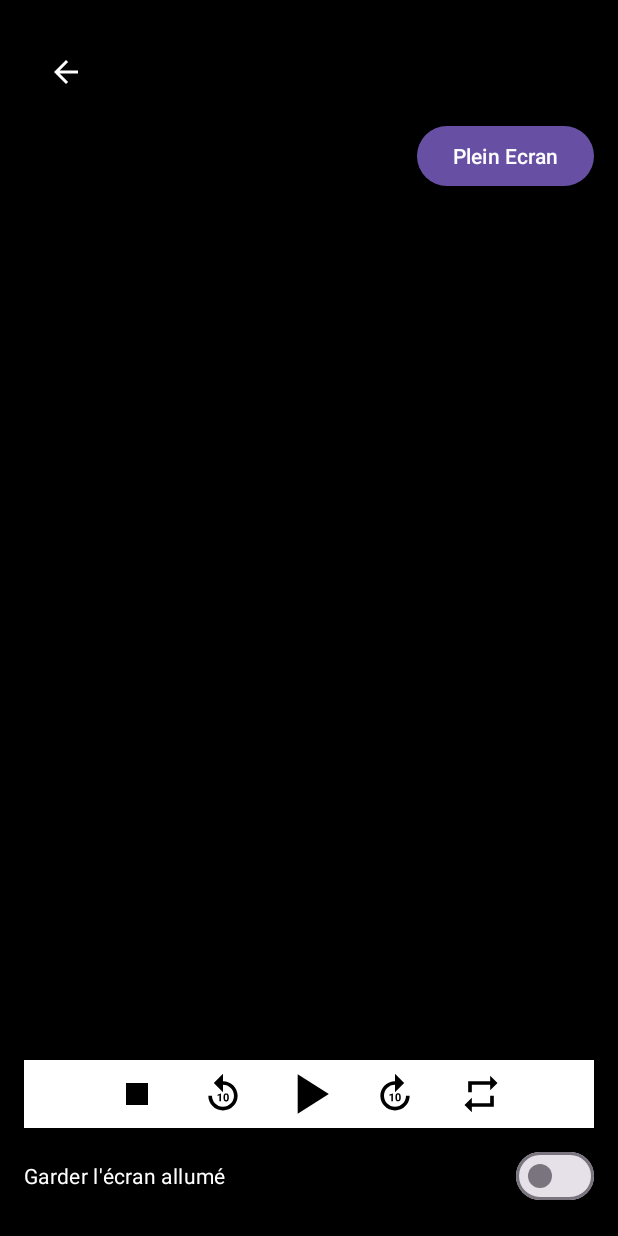
After one commit to Stephane-Waren/Projet_2-Native_2, an Android app: the LecteurActivity screen opened directly, with no data from a screen before it, on a phone screen of 412 x 824 dp. The commit adds this screen. Run offline under Robolectric (Android 15) with nearby library versions, the phone set to English and light mode, and no system bars.

Commit message:
Ajout du lecteur video et remise 1

```diff
--- a/app/build.gradle.kts
+++ b/app/build.gradle.kts
@@ -37,6 +37,7 @@ dependencies {
     implementation(libs.appcompat)
     implementation(libs.constraintlayout)
     implementation(libs.material)
+    implementation(libs.media3.ui)
     testImplementation(libs.junit)
     androidTestImplementation(libs.espresso.core)
     androidTestImplementation(libs.ext.junit)
--- a/app/src/main/AndroidManifest.xml
+++ b/app/src/main/AndroidManifest.xml
@@ -27,6 +27,9 @@
                 <category android:name="android.intent.category.LAUNCHER" />
             </intent-filter>
         </activity>
+        <activity android:name=".LecteurActivity">
+
+        </activity>
     </application>
 
 </manifest>
--- /dev/null
+++ b/app/src/main/java/com/example/projet_2/LecteurActivity.java
@@ -0,0 +1,19 @@
+package com.example.projet_2;
+
+import android.os.Bundle;
+
+import androidx.annotation.Nullable;
+import androidx.appcompat.app.AppCompatActivity;
+
+import com.google.android.material.appbar.MaterialToolbar;
+
+public class LecteurActivity extends AppCompatActivity {
+    @Override
+    protected void onCreate(@Nullable Bundle savedInstanceState) {
+        super.onCreate(savedInstanceState);
+        setContentView(R.layout.lecteur);
+        MaterialToolbar toolbar = findViewById(R.id.toolbarLecteur);
+        toolbar.setTitle(getIntent().getStringExtra("nom"));
+        toolbar.setNavigationOnClickListener(v -> finish());
+    }
+}
--- a/app/src/main/java/com/example/projet_2/MediaAdapter.java
+++ b/app/src/main/java/com/example/projet_2/MediaAdapter.java
@@ -1,6 +1,7 @@
 package com.example.projet_2;
 
 import android.content.ContentResolver;
+import android.content.Intent;
 import android.graphics.Bitmap;
 import android.view.LayoutInflater;
 import android.view.View;
@@ -63,6 +64,12 @@ public class MediaAdapter extends RecyclerView.Adapter<RecyclerView.ViewHolder>
 
             }
         }
+        holder.itemView.setOnClickListener(v -> {
+            Intent intent = new Intent(v.getContext(), LecteurActivity.class);
+            intent.putExtra("uri", media.getUri().toString());
+            intent.putExtra("nom", media.getNom());
+            v.getContext().startActivity(intent);
+        });
     }
 
     @Override
--- /dev/null
+++ b/app/src/main/res/drawable/baseline_forward_10_24.xml
@@ -0,0 +1,24 @@
+<!--
+  ~ Copyright (C) 2026 The Android Open Source Project
+  ~
+  ~ Licensed under the Apache License, Version 2.0 (the "License");
+  ~ you may not use this file except in compliance with the License.
+  ~ You may obtain a copy of the License at
+  ~
+  ~      http://www.apache.org/licenses/LICENSE-2.0
+  ~
+  ~ Unless required by applicable law or agreed to in writing, software
+  ~ distributed under the License is distributed on an "AS IS" BASIS,
+  ~ WITHOUT WARRANTIES OR CONDITIONS OF ANY KIND, either express or implied.
+  ~ See the License for the specific language governing permissions and
+  ~ limitations under the License.
+  -->
+<vector xmlns:android="http://schemas.android.com/apk/res/android" android:height="24dp" android:tint="#000000" android:viewportHeight="24" android:viewportWidth="24" android:width="24dp">
+
+    <path android:fillColor="@android:color/white" android:pathData="M18,13c0,3.31 -2.69,6 -6,6s-6,-2.69 -6,-6s2.69,-6 6,-6v4l5,-5l-5,-5v4c-4.42,0 -8,3.58 -8,8c0,4.42 3.58,8 8,8s8,-3.58 8,-8H18z"/>
+
+    <path android:fillColor="@android:color/white" android:pathData="M10.86,15.94l0,-4.27l-0.09,0l-1.77,0.63l0,0.69l1.01,-0.31l0,3.26z"/>
+
+    <path android:fillColor="@android:color/white" android:pathData="M12.25,13.44v0.74c0,1.9 1.31,1.82 1.44,1.82c0.14,0 1.44,0.09 1.44,-1.82v-0.74c0,-1.9 -1.31,-1.82 -1.44,-1.82C13.55,11.62 12.25,11.53 12.25,13.44zM14.29,13.32v0.97c0,0.77 -0.21,1.03 -0.59,1.03c-0.38,0 -0.6,-0.26 -0.6,-1.03v-0.97c0,-0.75 0.22,-1.01 0.59,-1.01C14.07,12.3 14.29,12.57 14.29,13.32z"/>
+
+</vector>
--- /dev/null
+++ b/app/src/main/res/drawable/baseline_play_arrow_24.xml
@@ -0,0 +1,20 @@
+<!--
+  ~ Copyright (C) 2026 The Android Open Source Project
+  ~
+  ~ Licensed under the Apache License, Version 2.0 (the "License");
+  ~ you may not use this file except in compliance with the License.
+  ~ You may obtain a copy of the License at
+  ~
+  ~      http://www.apache.org/licenses/LICENSE-2.0
+  ~
+  ~ Unless required by applicable law or agreed to in writing, software
+  ~ distributed under the License is distributed on an "AS IS" BASIS,
+  ~ WITHOUT WARRANTIES OR CONDITIONS OF ANY KIND, either express or implied.
+  ~ See the License for the specific language governing permissions and
+  ~ limitations under the License.
+  -->
+<vector xmlns:android="http://schemas.android.com/apk/res/android" android:height="24dp" android:tint="#000000" android:viewportHeight="24" android:viewportWidth="24" android:width="24dp">
+
+    <path android:fillColor="@android:color/white" android:pathData="M8,5v14l11,-7z"/>
+
+</vector>
--- /dev/null
+++ b/app/src/main/res/drawable/baseline_repeat_24.xml
@@ -0,0 +1,20 @@
+<!--
+  ~ Copyright (C) 2026 The Android Open Source Project
+  ~
+  ~ Licensed under the Apache License, Version 2.0 (the "License");
+  ~ you may not use this file except in compliance with the License.
+  ~ You may obtain a copy of the License at
+  ~
+  ~      http://www.apache.org/licenses/LICENSE-2.0
+  ~
+  ~ Unless required by applicable law or agreed to in writing, software
+  ~ distributed under the License is distributed on an "AS IS" BASIS,
+  ~ WITHOUT WARRANTIES OR CONDITIONS OF ANY KIND, either express or implied.
+  ~ See the License for the specific language governing permissions and
+  ~ limitations under the License.
+  -->
+<vector xmlns:android="http://schemas.android.com/apk/res/android" android:height="24dp" android:tint="#000000" android:viewportHeight="24" android:viewportWidth="24" android:width="24dp">
+
+    <path android:fillColor="@android:color/white" android:pathData="M7,7h10v3l4,-4 -4,-4v3L5,5v6h2L7,7zM17,17L7,17v-3l-4,4 4,4v-3h12v-6h-2v4z"/>
+
+</vector>
--- /dev/null
+++ b/app/src/main/res/drawable/baseline_replay_10_24.xml
@@ -0,0 +1,24 @@
+<!--
+  ~ Copyright (C) 2026 The Android Open Source Project
+  ~
+  ~ Licensed under the Apache License, Version 2.0 (the "License");
+  ~ you may not use this file except in compliance with the License.
+  ~ You may obtain a copy of the License at
+  ~
+  ~      http://www.apache.org/licenses/LICENSE-2.0
+  ~
+  ~ Unless required by applicable law or agreed to in writing, software
+  ~ distributed under the License is distributed on an "AS IS" BASIS,
+  ~ WITHOUT WARRANTIES OR CONDITIONS OF ANY KIND, either express or implied.
+  ~ See the License for the specific language governing permissions and
+  ~ limitations under the License.
+  -->
+<vector xmlns:android="http://schemas.android.com/apk/res/android" android:height="24dp" android:tint="#000000" android:viewportHeight="24" android:viewportWidth="24" android:width="24dp">
+
+    <path android:fillColor="@android:color/white" android:pathData="M11.99,5V1l-5,5l5,5V7c3.31,0 6,2.69 6,6s-2.69,6 -6,6s-6,-2.69 -6,-6h-2c0,4.42 3.58,8 8,8s8,-3.58 8,-8S16.41,5 11.99,5z"/>
+
+    <path android:fillColor="@android:color/white" android:pathData="M10.89,16h-0.85v-3.26l-1.01,0.31v-0.69l1.77,-0.63h0.09V16z"/>
+
+    <path android:fillColor="@android:color/white" android:pathData="M15.17,14.24c0,0.32 -0.03,0.6 -0.1,0.82s-0.17,0.42 -0.29,0.57s-0.28,0.26 -0.45,0.33s-0.37,0.1 -0.59,0.1s-0.41,-0.03 -0.59,-0.1s-0.33,-0.18 -0.46,-0.33s-0.23,-0.34 -0.3,-0.57s-0.11,-0.5 -0.11,-0.82V13.5c0,-0.32 0.03,-0.6 0.1,-0.82s0.17,-0.42 0.29,-0.57s0.28,-0.26 0.45,-0.33s0.37,-0.1 0.59,-0.1s0.41,0.03 0.59,0.1c0.18,0.07 0.33,0.18 0.46,0.33s0.23,0.34 0.3,0.57s0.11,0.5 0.11,0.82V14.24zM14.32,13.38c0,-0.19 -0.01,-0.35 -0.04,-0.48s-0.07,-0.23 -0.12,-0.31s-0.11,-0.14 -0.19,-0.17s-0.16,-0.05 -0.25,-0.05s-0.18,0.02 -0.25,0.05s-0.14,0.09 -0.19,0.17s-0.09,0.18 -0.12,0.31s-0.04,0.29 -0.04,0.48v0.97c0,0.19 0.01,0.35 0.04,0.48s0.07,0.24 0.12,0.32s0.11,0.14 0.19,0.17s0.16,0.05 0.25,0.05s0.18,-0.02 0.25,-0.05s0.14,-0.09 0.19,-0.17s0.09,-0.19 0.11,-0.32s0.04,-0.29 0.04,-0.48V13.38z"/>
+
+</vector>
--- /dev/null
+++ b/app/src/main/res/drawable/baseline_replay_24.xml
@@ -0,0 +1,20 @@
+<!--
+  ~ Copyright (C) 2026 The Android Open Source Project
+  ~
+  ~ Licensed under the Apache License, Version 2.0 (the "License");
+  ~ you may not use this file except in compliance with the License.
+  ~ You may obtain a copy of the License at
+  ~
+  ~      http://www.apache.org/licenses/LICENSE-2.0
+  ~
+  ~ Unless required by applicable law or agreed to in writing, software
+  ~ distributed under the License is distributed on an "AS IS" BASIS,
+  ~ WITHOUT WARRANTIES OR CONDITIONS OF ANY KIND, either express or implied.
+  ~ See the License for the specific language governing permissions and
+  ~ limitations under the License.
+  -->
+<vector xmlns:android="http://schemas.android.com/apk/res/android" android:height="24dp" android:tint="#000000" android:viewportHeight="24" android:viewportWidth="24" android:width="24dp">
+
+    <path android:fillColor="@android:color/white" android:pathData="M12,5V1L7,6l5,5V7c3.31,0 6,2.69 6,6s-2.69,6 -6,6 -6,-2.69 -6,-6H4c0,4.42 3.58,8 8,8s8,-3.58 8,-8 -3.58,-8 -8,-8z"/>
+
+</vector>
--- /dev/null
+++ b/app/src/main/res/drawable/baseline_stop_24.xml
@@ -0,0 +1,20 @@
+<!--
+  ~ Copyright (C) 2026 The Android Open Source Project
+  ~
+  ~ Licensed under the Apache License, Version 2.0 (the "License");
+  ~ you may not use this file except in compliance with the License.
+  ~ You may obtain a copy of the License at
+  ~
+  ~      http://www.apache.org/licenses/LICENSE-2.0
+  ~
+  ~ Unless required by applicable law or agreed to in writing, software
+  ~ distributed under the License is distributed on an "AS IS" BASIS,
+  ~ WITHOUT WARRANTIES OR CONDITIONS OF ANY KIND, either express or implied.
+  ~ See the License for the specific language governing permissions and
+  ~ limitations under the License.
+  -->
+<vector xmlns:android="http://schemas.android.com/apk/res/android" android:height="24dp" android:tint="#000000" android:viewportHeight="24" android:viewportWidth="24" android:width="24dp">
+
+    <path android:fillColor="@android:color/white" android:pathData="M6,6h12v12H6z"/>
+
+</vector>
--- /dev/null
+++ b/app/src/main/res/layout/lecteur.xml
@@ -0,0 +1,115 @@
+<?xml version="1.0" encoding="utf-8"?>
+
+<LinearLayout xmlns:android="http://schemas.android.com/apk/res/android"
+    xmlns:app="http://schemas.android.com/apk/res-auto"
+    android:layout_width="match_parent"
+    android:layout_height="match_parent"
+    android:background="@color/black"
+    android:orientation="vertical"
+    android:padding="16dp">
+
+    <com.google.android.material.appbar.MaterialToolbar
+        android:id="@+id/toolbarLecteur"
+        android:layout_width="match_parent"
+        android:layout_height="?attr/actionBarSize"
+        android:background="@color/black"
+        app:navigationIcon="?attr/homeAsUpIndicator"
+        app:navigationIconTint="@color/white"
+        app:title="Lecteur Multimedia"
+        app:titleTextColor="@color/white" />
+
+    <FrameLayout
+        android:id="@+id/conteneur"
+        android:layout_width="match_parent"
+        android:layout_height="0dp"
+        android:layout_weight="1"
+        android:background="#422C2C">
+
+        <androidx.media3.ui.PlayerView
+            android:id="@+id/playerView"
+            android:layout_width="match_parent"
+            android:layout_height="match_parent"
+            app:resize_mode="fit"
+            app:show_buffering="when_playing"
+            app:use_controller="false" />
+
+        <Button
+            android:id="@+id/boutonPleinEcran"
+            android:layout_width="wrap_content"
+            android:layout_height="wrap_content"
+            android:layout_gravity="top|end"
+            android:text="Plein Ecran" />
+    </FrameLayout>
+
+    <LinearLayout
+        android:layout_width="match_parent"
+        android:layout_height="wrap_content"
+        android:background="@color/white"
+        android:gravity="center"
+        android:orientation="horizontal">
+
+        <ImageButton
+            android:id="@+id/boutonArretez"
+            android:layout_width="45dp"
+            android:layout_height="45dp"
+            android:layout_marginHorizontal="6dp"
+            android:background="@color/white"
+            android:contentDescription="bouton Arretez"
+            android:padding="8dp"
+            android:scaleType="fitCenter"
+            android:src="@drawable/baseline_stop_24" />
+
+        <ImageButton
+            android:id="@+id/boutonReculer"
+            android:layout_width="45dp"
+            android:layout_height="45dp"
+            android:layout_marginHorizontal="6dp"
+            android:background="@color/white"
+            android:contentDescription="bouton Reculer"
+            android:padding="8dp"
+            android:scaleType="fitCenter"
+            android:src="@drawable/baseline_replay_10_24" />
+
+        <ImageButton
+            android:id="@+id/boutonPlay"
+            android:layout_width="45dp"
+            android:layout_height="45dp"
+            android:layout_marginHorizontal="6dp"
+            android:background="@color/white"
+            android:contentDescription="Play"
+            android:scaleType="fitCenter"
+            android:src="@drawable/baseline_play_arrow_24" />
+
+        <ImageButton
+            android:id="@+id/boutonAvancer"
+            android:layout_width="45dp"
+            android:layout_height="45dp"
+            android:layout_marginHorizontal="6dp"
+            android:background="@color/white"
+            android:contentDescription="bouton Avancer"
+            android:padding="8dp"
+            android:scaleType="fitCenter"
+            android:src="@drawable/baseline_forward_10_24" />
+
+        <ImageButton
+            android:id="@+id/boutonRejouer"
+            android:layout_width="45dp"
+            android:layout_height="45dp"
+            android:layout_marginHorizontal="6dp"
+            android:background="@color/white"
+            android:contentDescription="bouton Rejouer"
+            android:padding="8dp"
+            android:scaleType="fitCenter"
+            android:src="@drawable/baseline_repeat_24" />
+
+    </LinearLayout>
+
+    <com.google.android.material.materialswitch.MaterialSwitch
+        android:id="@+id/boutonVeille"
+        android:layout_width="match_parent"
+        android:layout_height="wrap_content"
+        android:layout_marginTop="8dp"
+        android:text="Garder l'écran allumé"
+        android:textColor="@color/white" />
+
+</LinearLayout>
--- a/gradle/libs.versions.toml
+++ b/gradle/libs.versions.toml
@@ -7,6 +7,7 @@ appcompat = "1.8.0"
 material = "1.14.0"
 activityKtx = "1.13.0"
 constraintlayout = "2.2.2"
+media3Ui = "1.11.1"
 
 [libraries]
 junit = { group = "junit", name = "junit", version.ref = "junit" }
@@ -16,6 +17,7 @@ appcompat = { group = "androidx.appcompat", name = "appcompat", version.ref = "a
 material = { group = "com.google.android.material", name = "material", version.ref = "material" }
 activity-ktx = { group = "androidx.activity", name = "activity-ktx", version.ref = "activityKtx" }
 constraintlayout = { group = "androidx.constraintlayout", name = "constraintlayout", version.ref = "constraintlayout" }
+media3-ui = { group = "androidx.media3", name = "media3-ui", version.ref = "media3Ui" }
 
 [plugins]
 android-application = { id = "com.android.application", version.ref = "agp" }
```
